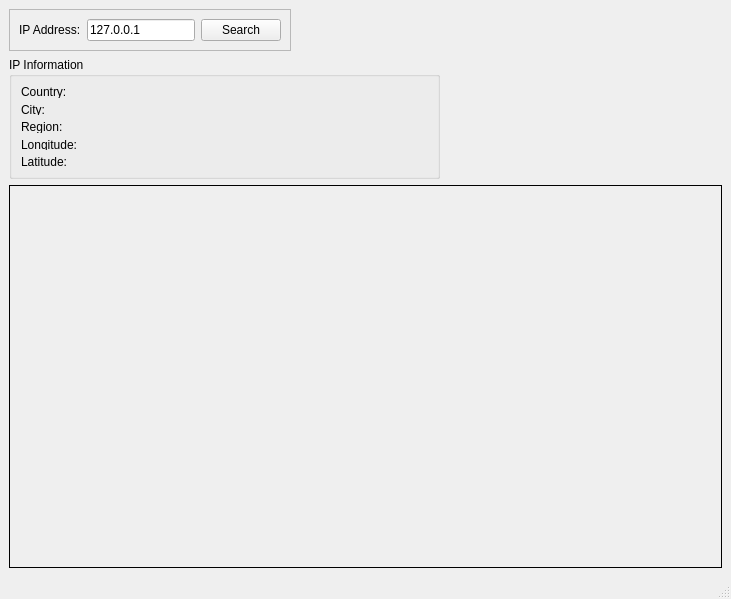
Before: the Qt Designer form qt_cpp_version/QtGeoIp/main_window_ui.ui in AndreMiras/py-qt-geo-ip, drawn with Qt 5.
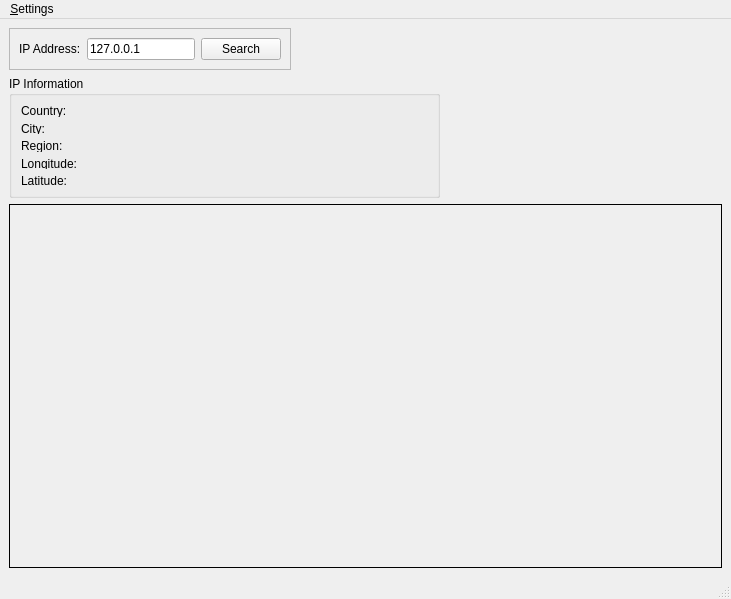
After: the same form once the commit is applied.

The edit to the form file:
```diff
--- a/qt_cpp_version/QtGeoIp/main_window_ui.ui
+++ b/qt_cpp_version/QtGeoIp/main_window_ui.ui
@@ -178,6 +178,13 @@
      <height>20</height>
     </rect>
    </property>
+   <widget class="QMenu" name="menuSettings">
+    <property name="title">
+     <string>&amp;Settings</string>
+    </property>
+    <addaction name="actionPreferences"/>
+   </widget>
+   <addaction name="menuSettings"/>
   </widget>
   <widget class="QStatusBar" name="statusbar"/>
  </widget>
```
Left out of the diff: 5 changed lines with no effect on the pictures.
